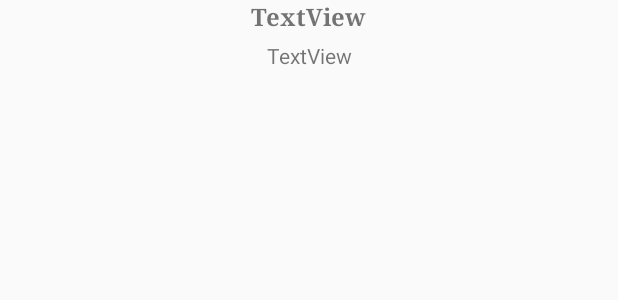
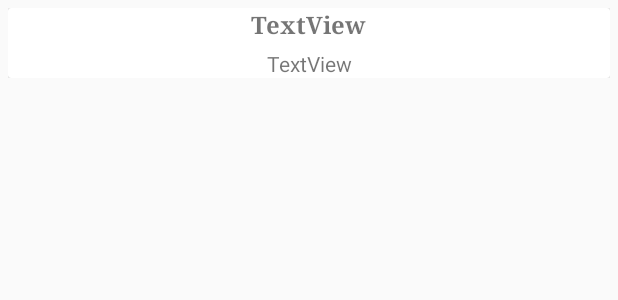
Before and after one commit to rajfp/AssignmentApplication, an Android app: the layout author_item_layout.xml on its own in the app's theme, with its tools: preview values and no code run, on a phone screen of 412 x 824 dp. Shown: the top 300 px of the screen. Run offline under Robolectric (Android 15) with nearby library versions, the phone set to English and light mode, and no system bars.

Commit message:
added room database saving author name and list of books

```diff
--- a/base_code/app/src/main/java/com/dehaat/dehaatassignment/model/Author.kt
+++ b/base_code/app/src/main/java/com/dehaat/dehaatassignment/model/Author.kt
@@ -7,4 +7,6 @@ import androidx.room.PrimaryKey
 data class Author(@PrimaryKey(autoGenerate = true) val uid:Int,
                   @ColumnInfo val author_name:String?,
                   @ColumnInfo val author_bio:String? ) {
+    constructor(author_name:String?,author_bio: String?):this(0,author_name,author_bio)
+
 }
--- a/base_code/app/src/main/res/layout/author_item_layout.xml
+++ b/base_code/app/src/main/res/layout/author_item_layout.xml
@@ -3,16 +3,31 @@
     xmlns:app="http://schemas.android.com/apk/res-auto"
     xmlns:tools="http://schemas.android.com/tools"
     android:orientation="vertical" android:layout_width="match_parent"
+    android:layout_height="wrap_content"
+    android:layout_marginTop="5dp"
+    android:layout_marginRight="5dp"
+    android:layout_marginLeft="5dp">
+
+    <androidx.cardview.widget.CardView
+        android:layout_width="match_parent"
+        android:layout_height="wrap_content"
+        app:layout_constraintEnd_toEndOf="parent"
+        android:elevation="5dp"
+        app:layout_constraintStart_toStartOf="parent"
+        app:layout_constraintTop_toTopOf="parent">
+<androidx.constraintlayout.widget.ConstraintLayout
+    android:layout_width="match_parent"
+    android:layout_marginLeft="5dp"
+    android:layout_marginRight="5dp"
     android:layout_height="wrap_content">
-
         <TextView
             android:id="@+id/tv_author_name"
             android:layout_width="wrap_content"
             android:layout_height="wrap_content"
             android:text="TextView"
-        android:typeface="serif"
             android:textSize="16sp"
             android:textStyle="bold"
+            android:typeface="serif"
             app:layout_constraintEnd_toEndOf="parent"
             app:layout_constraintStart_toStartOf="parent"
             app:layout_constraintTop_toTopOf="parent" />
@@ -21,9 +36,12 @@
             android:id="@+id/tv_author_bio"
             android:layout_width="wrap_content"
             android:layout_height="wrap_content"
+            android:layout_marginTop="5dp"
             android:text="TextView"
-        android:layout_marginTop="5dp"
             app:layout_constraintEnd_toEndOf="parent"
             app:layout_constraintStart_toStartOf="parent"
             app:layout_constraintTop_toBottomOf="@+id/tv_author_name" />
 </androidx.constraintlayout.widget.ConstraintLayout>
+    </androidx.cardview.widget.CardView>
+
+</androidx.constraintlayout.widget.ConstraintLayout>
--- a/base_code/app/src/main/res/layout/fragment_authors.xml
+++ b/base_code/app/src/main/res/layout/fragment_authors.xml
@@ -3,6 +3,7 @@
     xmlns:tools="http://schemas.android.com/tools"
     android:layout_height="match_parent"
     android:layout_width="match_parent"
+    android:background="#E0E0E0"
     xmlns:android="http://schemas.android.com/apk/res/android" >
 
     <androidx.recyclerview.widget.RecyclerView
```
Also changed, not shown: base_code/app/build.gradle (+19 -4 lines), base_code/app/src/main/java/com/dehaat/dehaatassignment/Converter/Converters.java (added, +35 -0 lines), base_code/app/src/main/java/com/dehaat/dehaatassignment/dao/AuthorDao.java (+10 -2 lines), base_code/app/src/main/java/com/dehaat/dehaatassignment/dao/BookDao.java (+15 -0 lines), base_code/app/src/main/java/com/dehaat/dehaatassignment/database/AppDatabase.java (deleted, +0 -29 lines), base_code/app/src/main/java/com/dehaat/dehaatassignment/database/AppDatabase.kt (added, +40 -0 lines), base_code/app/src/main/java/com/dehaat/dehaatassignment/fragments/AuthorsFragment.kt (+41 -0 lines), base_code/app/src/main/java/com/dehaat/dehaatassignment/model/Book.kt (+13 -7 lines), base_code/app/src/main/java/com/dehaat/dehaatassignment/rest/AppRestClient.java (+0 -16 lines). Lines whose indentation alone changed are shown as unchanged.
